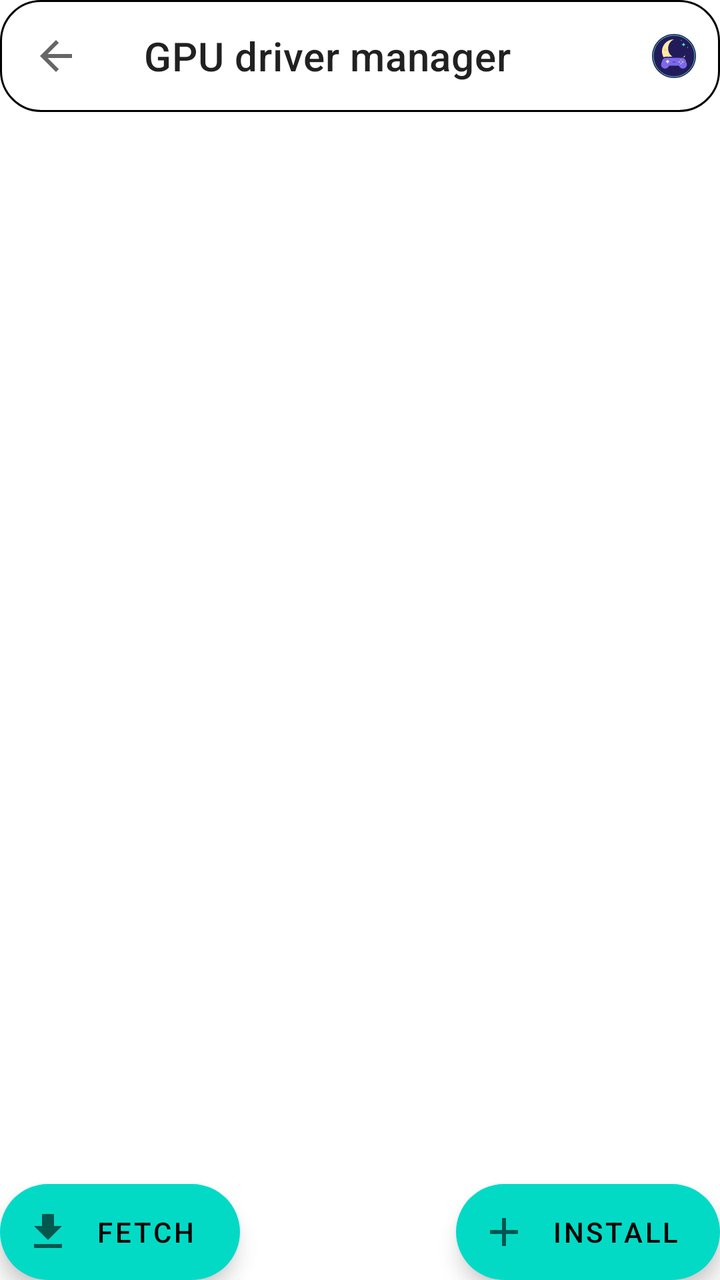
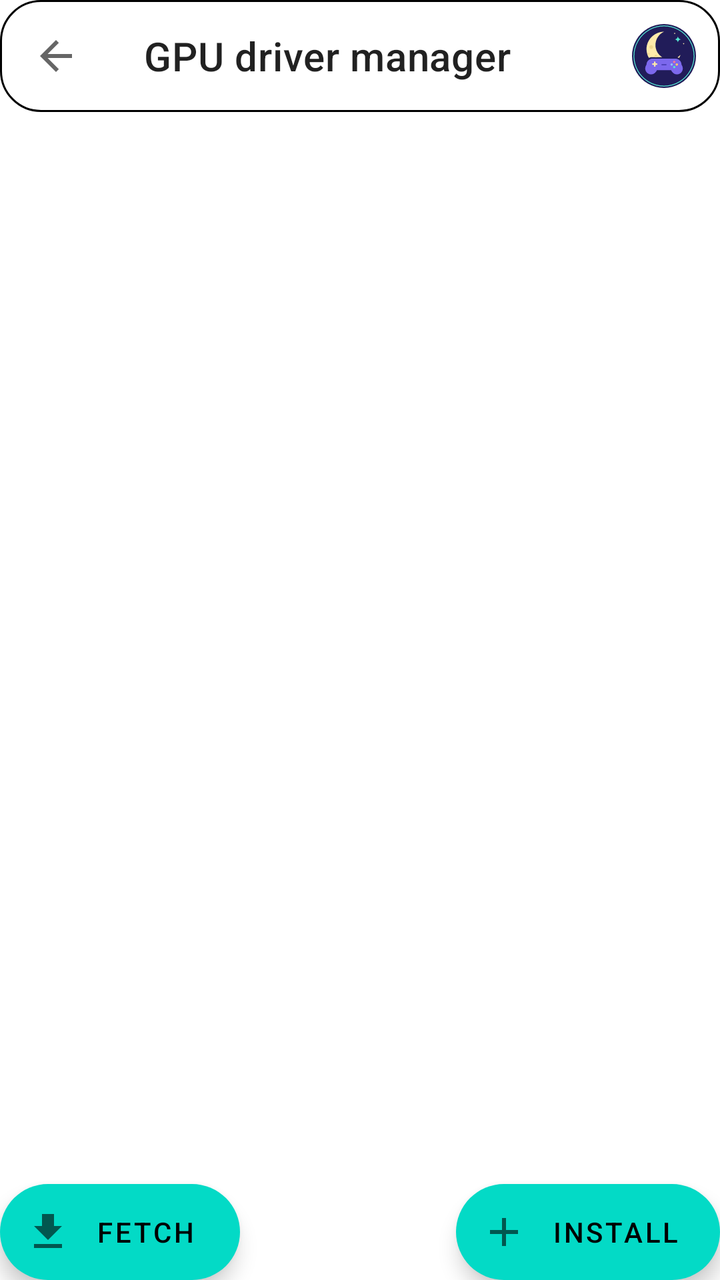

The first picture is an Android layout as it rendered before a commit; the second is the same layout after the commit. The layout source and the unified diff follow.
<!-- AndroidManifest.xml: fallback theme Theme.MaterialComponents.DayNight.NoActionBar -->
<!-- res/layout/fragment_driver_manager.xml -->
<?xml version="1.0" encoding="utf-8"?>
<androidx.constraintlayout.widget.ConstraintLayout xmlns:android="http://schemas.android.com/apk/res/android"
    xmlns:app="http://schemas.android.com/apk/res-auto"
    android:id="@+id/coordinator_licenses"
    android:layout_width="match_parent"
    android:layout_height="match_parent"
    android:background="?attr/mwCanvas">

    <androidx.coordinatorlayout.widget.CoordinatorLayout
        android:id="@+id/coordinatorLayout"
        android:layout_width="match_parent"
        android:layout_height="match_parent">

        <com.google.android.material.appbar.AppBarLayout
            android:id="@+id/appbar_drivers"
            style="@style/Widget.Eden.TransparentTopAppBarLayout"
            android:layout_width="match_parent"
            android:layout_height="wrap_content"
            android:fitsSystemWindows="true"
            android:touchscreenBlocksFocus="false">

            <com.google.android.material.appbar.MaterialToolbar
                android:id="@+id/toolbar_drivers"
                style="@style/Widget.Eden.TransparentTopToolbar"
                android:layout_width="match_parent"
                android:layout_height="?attr/actionBarSize"
                android:touchscreenBlocksFocus="false"
                app:navigationIcon="@drawable/ic_back"
                app:title="@string/gpu_driver_manager" ><ImageView android:layout_width="22dp" android:layout_height="22dp" android:layout_gravity="end" android:layout_marginEnd="12dp" android:src="@drawable/ic_moonwitch_mark" android:importantForAccessibility="no"/></com.google.android.material.appbar.MaterialToolbar>

        </com.google.android.material.appbar.AppBarLayout>

        <androidx.recyclerview.widget.RecyclerView
            android:id="@+id/list_drivers"
            android:layout_width="match_parent"
            android:layout_height="match_parent"
            android:clipToPadding="false"
            app:layout_behavior="@string/appbar_scrolling_view_behavior" />

    </androidx.coordinatorlayout.widget.CoordinatorLayout>

    <com.google.android.material.floatingactionbutton.ExtendedFloatingActionButton
        android:id="@+id/button_install"
        android:layout_width="wrap_content"
        android:layout_height="wrap_content"
        android:layout_gravity="bottom|end"
        android:text="@string/install"
        app:icon="@drawable/ic_add"
        app:layout_constraintBottom_toBottomOf="parent"
        app:layout_constraintEnd_toEndOf="parent" />

    <com.google.android.material.floatingactionbutton.ExtendedFloatingActionButton
        android:id="@+id/button_fetch"
        android:layout_width="wrap_content"
        android:layout_height="wrap_content"
        android:layout_gravity="bottom|start"
        android:text="@string/fetch"
        app:icon="@drawable/ic_import"
        app:layout_constraintBottom_toBottomOf="parent"
        app:layout_constraintStart_toStartOf="parent" />

</androidx.constraintlayout.widget.ConstraintLayout>
<!-- resources referenced by this layout -->
<resources>
  <!-- drawable ic_add (drawable) -->
  <vector xmlns:android="http://schemas.android.com/apk/res/android"
      android:width="24dp"
      android:height="24dp"
      android:viewportWidth="24"
      android:viewportHeight="24">
      <path
          android:fillColor="?attr/colorControlNormal"
          android:pathData="M19,13h-6v6h-2v-6H5v-2h6V5h2v6h6v2z" />
  </vector>
  <!-- drawable ic_back (drawable) -->
  <vector xmlns:android="http://schemas.android.com/apk/res/android"
      android:width="24dp"
      android:height="24dp"
      android:autoMirrored="true"
      android:viewportWidth="24"
      android:viewportHeight="24">
      <path
          android:fillColor="?attr/colorControlNormal"
          android:pathData="M20,11H7.83l5.59,-5.59L12,4l-8,8 8,8 1.41,-1.41L7.83,13H20v-2z" />
  </vector>
  <!-- drawable ic_import (drawable) -->
  <vector xmlns:android="http://schemas.android.com/apk/res/android"
      android:width="24dp"
      android:height="24dp"
      android:viewportWidth="24"
      android:viewportHeight="24">
      <path
          android:fillColor="?attr/colorControlNormal"
          android:pathData="M19,9h-4V3H9v6H5l7,7 7,-7zM5,18v2h14v-2H5z" />
  </vector>
  <!-- drawable ic_moonwitch_mark: vector/xml drawable (drawable, 2291 chars, omitted) -->
  <string name="fetch">Fetch</string>
  <string name="gpu_driver_manager">GPU driver manager</string>
  <string name="install">Install</string>
  <style name="Widget.Eden.TransparentTopAppBarLayout" parent="">
          <item name="android:background">@android:color/transparent</item>
          <item name="android:elevation">0dp</item>
          <item name="android:stateListAnimator">@null</item>
          <item name="elevation">0dp</item>
          <item name="liftOnScroll">false</item>
          <item name="statusBarForeground">@android:color/transparent</item>
      </style>
  <style name="Widget.Eden.TransparentTopToolbar" parent="">
          <item name="android:background">@drawable/mw_reformulation_toolbar_surface</item>
          <item name="android:elevation">0dp</item>
          <item name="backgroundTint">@android:color/transparent</item>
          <item name="titleTextColor">?attr/mwText</item>
          <item name="subtitleTextColor">?attr/mwMuted</item>
          <item name="navigationIconTint">?attr/mwText</item>
      </style>
  <!-- drawable mw_reformulation_toolbar_surface (drawable) -->
  <?xml version="1.0" encoding="utf-8"?>
  <shape xmlns:android="http://schemas.android.com/apk/res/android" android:shape="rectangle"><solid android:color="?attr/mwSurfaceHigh"/><corners android:radius="20dp"/><stroke android:width="1dp" android:color="?attr/mwOutline"/></shape>
</resources>

<!-- the commit's change to res/layout/fragment_driver_manager.xml (unified diff, before → after) -->
@@ -26,7 +26,7 @@
                 android:layout_height="?attr/actionBarSize"
                 android:touchscreenBlocksFocus="false"
                 app:navigationIcon="@drawable/ic_back"
-                app:title="@string/gpu_driver_manager" ><ImageView android:layout_width="22dp" android:layout_height="22dp" android:layout_gravity="end" android:layout_marginEnd="12dp" android:src="@drawable/ic_moonwitch_mark" android:importantForAccessibility="no"/></com.google.android.material.appbar.MaterialToolbar>
+                app:title="@string/gpu_driver_manager" ><ImageView android:layout_width="32dp" android:layout_height="32dp" android:layout_gravity="end" android:layout_marginEnd="12dp" android:src="@drawable/ic_moonwitch_mark" android:importantForAccessibility="no"/></com.google.android.material.appbar.MaterialToolbar>
 
         </com.google.android.material.appbar.AppBarLayout>
 
